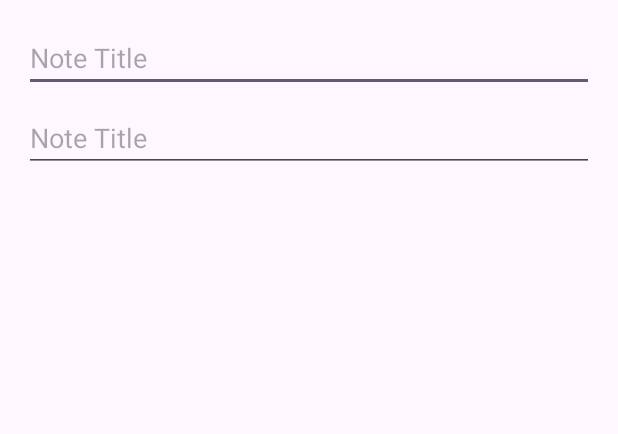
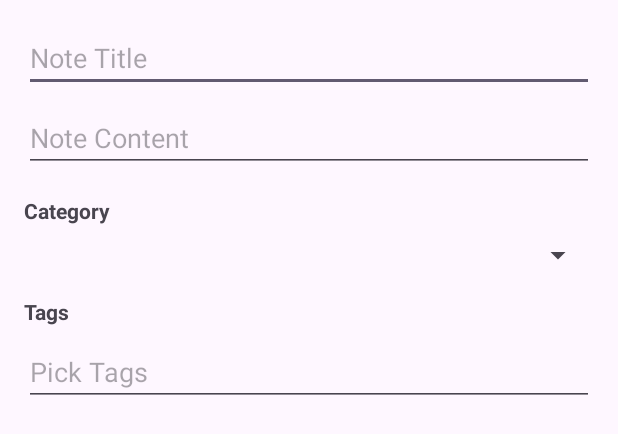
Before and after one commit to OndrejWienerUNI/github-ow-pma-2024, an Android app: the layout dialog_add_note.xml on its own in the app's theme, with its tools: preview values and no code run, on a phone screen of 412 x 824 dp. Shown: the top 434 px of the screen. Run offline under Robolectric (Android 15) with nearby library versions, the phone set to English and light mode, and no system bars.

Commit message:
#12 MOD pma12_note_hub_database (implemented most classes & made gradle actually compile, actual functionality needs work)

```diff
--- a/pma12_note_hub_database/app/build.gradle.kts
+++ b/pma12_note_hub_database/app/build.gradle.kts
@@ -6,7 +6,8 @@ plugins {
 
 android {
     namespace = "com.example.pma12_note_hub_database"
-    compileSdk = 34
+    // newer features in com 35
+    compileSdk = 35
 
     defaultConfig {
         applicationId = "com.example.pma12_note_hub_database"
--- a/pma12_note_hub_database/app/src/main/AndroidManifest.xml
+++ b/pma12_note_hub_database/app/src/main/AndroidManifest.xml
@@ -13,7 +13,7 @@
         android:theme="@style/Theme.Pma12_note_hub_database"
         tools:targetApi="31">
         <activity
-            android:name=".MainActivity"
+            android:name=".ui.MainActivity"
             android:exported="true">
             <intent-filter>
                 <action android:name="android.intent.action.MAIN" />
--- a/pma12_note_hub_database/app/src/main/res/layout/dialog_add_note.xml
+++ b/pma12_note_hub_database/app/src/main/res/layout/dialog_add_note.xml
@@ -19,9 +19,41 @@
         android:id="@+id/etNoteContent"
         android:layout_width="match_parent"
         android:layout_height="wrap_content"
-        android:hint="@string/note_title_hint"
+        android:hint="@string/note_content_hint"
         android:layout_marginTop="8dp"
         android:autofillHints=""
         android:inputType="text" />
 
+    <TextView
+        android:id="@+id/tvCategory"
+        android:layout_width="wrap_content"
+        android:layout_height="wrap_content"
+        android:text="@string/note_category_text"
+        android:textStyle="bold"
+        android:layout_marginTop="16dp" />
+
+    <Spinner
+        android:id="@+id/spCategory"
+        android:layout_width="match_parent"
+        android:layout_height="wrap_content"
+        android:layout_marginTop="8dp" />
+
+    <TextView
+        android:id="@+id/tvText"
+        android:layout_width="wrap_content"
+        android:layout_height="wrap_content"
+        android:text="@string/tags_text"
+        android:textStyle="bold"
+        android:layout_marginTop="16dp" />
+
+    <EditText
+        android:id="@+id/etTags"
+        android:layout_width="match_parent"
+        android:layout_height="wrap_content"
+        android:autofillHints=""
+        android:hint="@string/pick_tags_hint"
+        android:focusable="false"
+        android:layout_marginTop="8dp"
+        android:inputType="text" />
+
 </LinearLayout>
--- a/pma12_note_hub_database/app/src/main/res/values/strings.xml
+++ b/pma12_note_hub_database/app/src/main/res/values/strings.xml
@@ -4,4 +4,9 @@
     <string name="note_content_hint">Note Content</string>
     <string name="note_content_preview_text">Note Content Preview</string>
     <string name="add_note_description">Add Note</string>
+    <string name="edit_note_description">Edit Note</string>
+    <string name="delete_note_description">Delete Note</string>
+    <string name="note_category_text">Category</string>
+    <string name="tags_text">Tags</string>
+    <string name="pick_tags_hint">Pick Tags</string>
 </resources>
--- a/pma12_note_hub_database/gradle/libs.versions.toml
+++ b/pma12_note_hub_database/gradle/libs.versions.toml
@@ -1,6 +1,6 @@
 [versions]
 agp = "8.6.1"
-kotlin = "1.9.0"
+kotlin = "2.0.21" # for newer room compatibility
 coreKtx = "1.15.0"
 junit = "4.13.2"
 junitVersion = "1.2.1"
@@ -14,7 +14,6 @@ roomVersion = "2.6.1"
 
 [libraries]
 androidx-core-ktx = { group = "androidx.core", name = "core-ktx", version.ref = "coreKtx" }
-androidx-room-compiler = { module = "androidx.room:room-compiler", version.ref = "roomVersion" }
 androidx-room-compiler-v250 = { module = "androidx.room:room-compiler", version.ref = "roomCompiler" }
 androidx-room-ktx = { module = "androidx.room:room-ktx", version.ref = "roomVersion" }
 androidx-room-runtime = { module = "androidx.room:room-runtime", version.ref = "roomVersion" }
```
Also changed, not shown: pma12_note_hub_database/app/src/main/java/com/example/pma12_note_hub_database/MainActivity.kt (deleted, +0 -30 lines), pma12_note_hub_database/app/src/main/java/com/example/pma12_note_hub_database/data/Category.kt (added, +11 -0 lines), pma12_note_hub_database/app/src/main/java/com/example/pma12_note_hub_database/data/CategoryDao.kt (added, +25 -0 lines), pma12_note_hub_database/app/src/main/java/com/example/pma12_note_hub_database/data/Note.kt (added, +13 -0 lines), pma12_note_hub_database/app/src/main/java/com/example/pma12_note_hub_database/data/NoteAdapter.kt (added, +49 -0 lines), pma12_note_hub_database/app/src/main/java/com/example/pma12_note_hub_database/data/NoteDao.kt (added, +25 -0 lines), pma12_note_hub_database/app/src/main/java/com/example/pma12_note_hub_database/data/NoteHubDatabase.kt (added, +17 -0 lines), pma12_note_hub_database/app/src/main/java/com/example/pma12_note_hub_database/data/NoteHubDatabaseInstance.kt (added, +23 -0 lines), pma12_note_hub_database/app/src/main/java/com/example/pma12_note_hub_database/data/NoteTagCrossRef.kt (added, +10 -0 lines), pma12_note_hub_database/app/src/main/java/com/example/pma12_note_hub_database/data/NoteTagDao.kt (added, +24 -0 lines), pma12_note_hub_database/app/src/main/java/com/example/pma12_note_hub_database/data/Tag.kt (added, +12 -0 lines), pma12_note_hub_database/app/src/main/java/com/example/pma12_note_hub_database/data/TagDao.kt (added, +25 -0 lines), pma12_note_hub_database/app/src/main/java/com/example/pma12_note_hub_database/ui/MainActivity.kt (added, +163 -0 lines), pma12_note_hub_database/app/src/main/res/layout/item_note.xml (+23 -0 lines), 1 more files.
